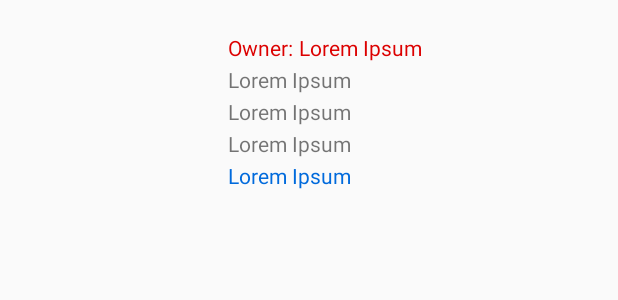
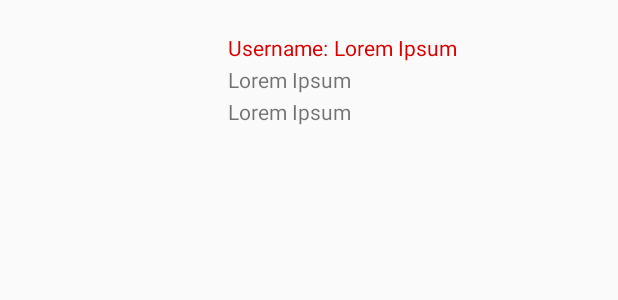
Before and after one commit to vamazzuca/BookBox, an Android app: the layout user_list_content.xml on its own in the app's theme, with its tools: preview values and no code run, on a phone screen of 412 x 824 dp. Shown: the top 300 px of the screen. Run offline under Robolectric (Android 15) with nearby library versions, the light colour scheme and no system bars; Roboto replaces fonts that are not available here.

Commit message:
Xml changes
-UserList changes

```diff
--- a/code/app/src/main/res/layout/user_list_content.xml
+++ b/code/app/src/main/res/layout/user_list_content.xml
@@ -25,10 +25,10 @@
                 android:layout_height="wrap_content"
                 android:padding="2dp"
                 android:textColor="@color/colorRedMessage"
-                android:text="@string/owner" />
+                android:text="@string/listUsername" />
 
             <TextView
-                android:id="@+id/list_content_owner"
+                android:id="@+id/list_content_Username"
                 android:layout_width="wrap_content"
                 android:layout_height="wrap_content"
                 android:textColor="@color/colorRedMessage"
@@ -37,7 +37,7 @@
         </LinearLayout>
 
         <TextView
-            android:id="@+id/list_content_title"
+            android:id="@+id/list_content_email"
             android:layout_width="wrap_content"
             android:layout_height="wrap_content"
             android:paddingStart="2dp"
@@ -45,27 +45,15 @@
             android:text="@string/placeholder" />
 
         <TextView
-            android:id="@+id/list_content_author"
+            android:id="@+id/list_content_phone"
             android:layout_width="wrap_content"
             android:layout_height="wrap_content"
             android:padding="2dp"
             android:text="@string/placeholder" />
 
-        <TextView
-            android:id="@+id/list_content_isbn"
-            android:layout_width="wrap_content"
-            android:layout_height="wrap_content"
-            android:paddingStart="2dp"
-            android:paddingEnd="2dp"
-            android:text="@string/placeholder" />
 
-        <TextView
-            android:id="@+id/list_content_status"
-            android:layout_width="wrap_content"
-            android:layout_height="wrap_content"
-            android:padding="2dp"
-            android:textColor="@color/colorBlueMessage"
-            android:text="@string/placeholder" />
+
+
 
 
     </LinearLayout>
--- a/code/app/src/main/res/values/strings.xml
+++ b/code/app/src/main/res/values/strings.xml
@@ -67,6 +67,7 @@
     <string name="image5">image5</string>
     <string name="image1">image1</string>
     <string name="owner">Owner:</string>
+    <string name="listUsername">Username:</string>
     <string name="borrower">Borrower:</string>
     <string name="bookbox_item">Bookbox Item</string>
     <string name="request">Request</string>
```
